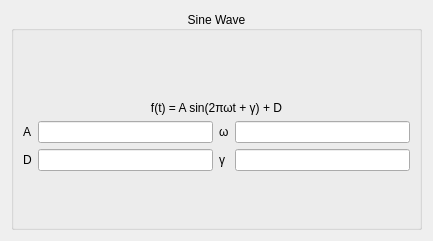
Before: the Qt Designer form src/ManeuverPlanner/VisualScripter/Waveforms/SineWaveform.ui in theilem/uavGS, drawn with Qt 5.
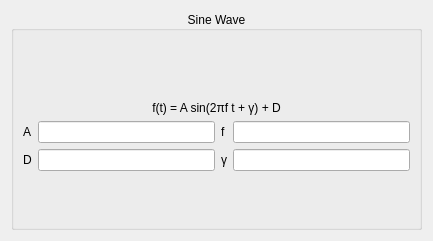
After: the same form once the commit is applied.

```diff
--- a/src/ManeuverPlanner/VisualScripter/Waveforms/SineWaveform.ui
+++ b/src/ManeuverPlanner/VisualScripter/Waveforms/SineWaveform.ui
@@ -37,7 +37,7 @@
            </sizepolicy>
           </property>
           <property name="text">
-           <string>f(t) = A sin(2πωt + γ) + D</string>
+           <string>f(t) = A sin(2πf t + γ) + D</string>
           </property>
           <property name="alignment">
            <set>Qt::AlignCenter</set>
@@ -124,7 +124,7 @@
              </sizepolicy>
             </property>
             <property name="text">
-             <string>ω</string>
+             <string>f</string>
             </property>
            </widget>
           </item>
```
